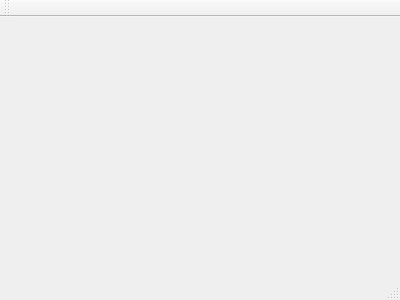
This is timer/timer.ui in jryou/test as Qt 5 draws it before an edit. The edited form follows.
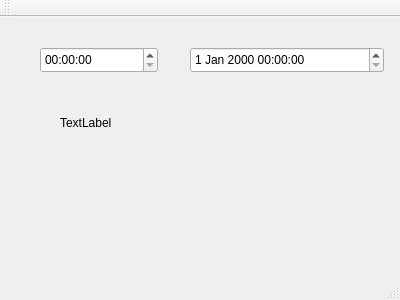
This is the edited form.

Patch:
```diff
--- a/timer/timer.ui
+++ b/timer/timer.ui
@@ -12,13 +12,62 @@
   <property name="windowTitle" >
    <string>timer</string>
   </property>
-  <widget class="QMenuBar" name="menuBar" />
-  <widget class="QToolBar" name="mainToolBar" />
-  <widget class="QWidget" name="centralWidget" />
-  <widget class="QStatusBar" name="statusBar" />
+  <widget class="QWidget" name="centralWidget">
+   <widget class="QDateTimeEdit" name="dateTimeEdit">
+    <property name="geometry">
+     <rect>
+      <x>190</x>
+      <y>30</y>
+      <width>194</width>
+      <height>26</height>
+     </rect>
+    </property>
+   </widget>
+   <widget class="QTimeEdit" name="timeEdit">
+    <property name="geometry">
+     <rect>
+      <x>40</x>
+      <y>30</y>
+      <width>118</width>
+      <height>26</height>
+     </rect>
+    </property>
+   </widget>
+   <widget class="QLabel" name="label">
+    <property name="geometry">
+     <rect>
+      <x>60</x>
+      <y>90</y>
+      <width>291</width>
+      <height>31</height>
+     </rect>
+    </property>
+    <property name="text">
+     <string>TextLabel</string>
+    </property>
+   </widget>
+  </widget>
+  <widget class="QMenuBar" name="menuBar">
+   <property name="geometry">
+    <rect>
+     <x>0</x>
+     <y>0</y>
+     <width>400</width>
+     <height>22</height>
+    </rect>
+   </property>
+  </widget>
+  <widget class="QToolBar" name="mainToolBar">
+   <attribute name="toolBarArea">
+    <enum>TopToolBarArea</enum>
+   </attribute>
+   <attribute name="toolBarBreak">
+    <bool>false</bool>
+   </attribute>
+  </widget>
+  <widget class="QStatusBar" name="statusBar"/>
  </widget>
- <layoutDefault spacing="6" margin="11" />
- <pixmapfunction></pixmapfunction>
+ <layoutdefault spacing="6" margin="11"/>
  <resources/>
  <connections/>
 </ui>
```
Left out of the diff: 7 changed lines with no effect on the pictures.
